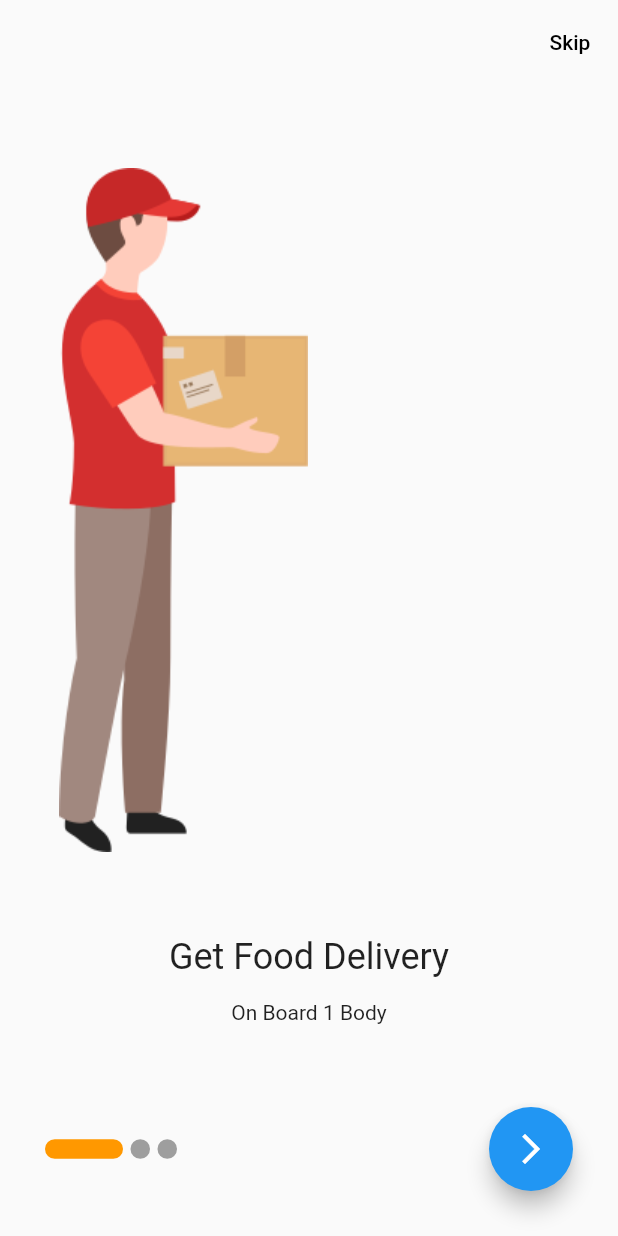
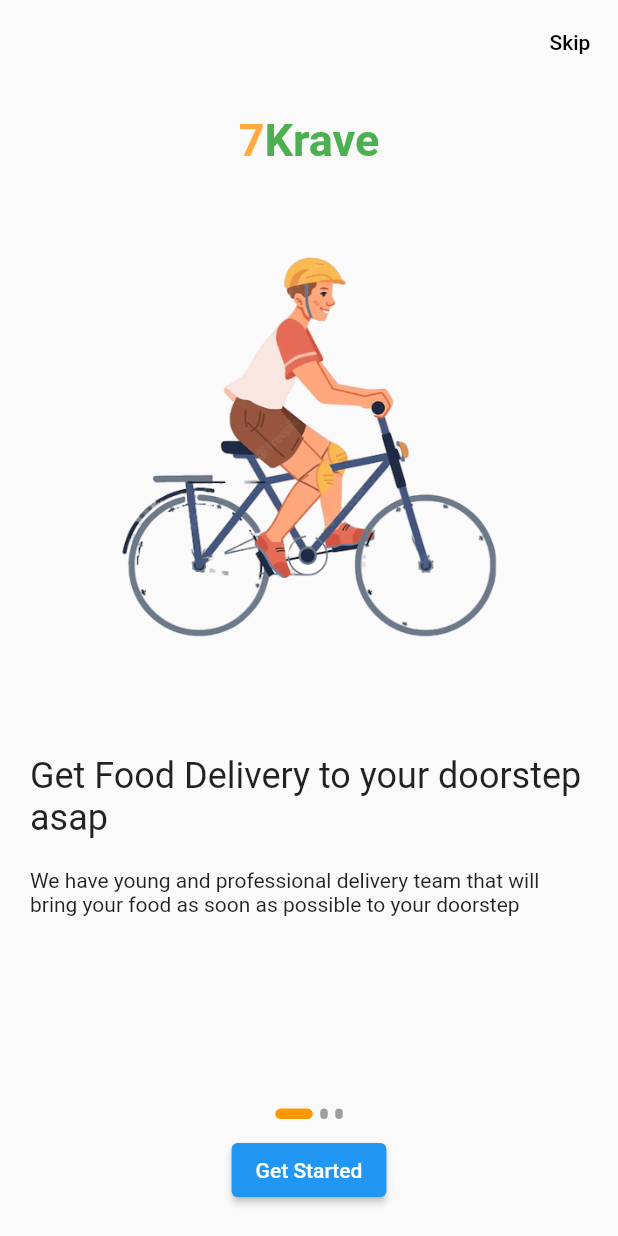
Before and after one commit to khaledbadr97/task1_alogriza, a Flutter app: the screen it shows after launch, on a phone screen of 412 x 824 dp. Run offline on Flutter 3.47's test engine with Material 2 defaults, Android fonts, the phone set to English and light mode, and no system bars; drawn by our look-alikes of smooth_page_indicator.

Commit message:
"second commit"

```diff
--- a/lib/components.dart
+++ b/lib/components.dart
@@ -3,38 +3,26 @@ import 'package:task1_algoriza/on_boarding_model.dart';
 
 Widget buildBoardingItem(BoardingModel model)
 => Column(
-  crossAxisAlignment: CrossAxisAlignment.start,
   children:
   [
-    Expanded(
-      child: Image(
+    Image(
       image: AssetImage('${model.image}'),
     ),
+    SizedBox(
+      height: 20,
     ),
-    SizedBox(
-      height: 30.0,
-    ),
-    Center(
-      child: Text(
+    Text(
       '${model.title}',
       style: TextStyle(
         fontSize: 24.0,
       ),
     ),
-    ),
-    SizedBox(
-      height: 15.0,
-    ),
-    Center(
-      child: Text(
+    SizedBox(height: 20,),
+    Text(
       '${model.body}',
       style: TextStyle(
         fontSize: 14.0,
       ),
-      ),
-    ),
-    SizedBox(
-      height: 15.0,
     ),
   ],
 );
--- a/lib/on_boarding_model.dart
+++ b/lib/on_boarding_model.dart
@@ -15,12 +15,12 @@ List<BoardingModel> boarding =
 [
   BoardingModel(
     image: 'assets/images/delivery.png',
-    title: 'Get Food Delivery',
-    body: 'On Board 1 Body',
+    title: 'Get Food Delivery to your doorstep asap',
+    body: 'We have young and professional delivery team that will bring your food as soon as possible to your doorstep',
   ),
   BoardingModel(
     image: 'assets/images/done.png',
-    title: 'On Board 2 Title',
+    title: 'Buy Any Food from your favourite restaurant',
     body: 'On Board 2 Body',
   ),
   BoardingModel(
--- a/lib/on_boarding_screen.dart
+++ b/lib/on_boarding_screen.dart
@@ -38,10 +38,32 @@ class _OnBoardingScreenState extends State<OnBoardingScreen>
         ],
       ),
       body: Padding(
-        padding: EdgeInsets.all(30.0),
+        padding: EdgeInsets.all(20.0),
         child: Column(
           children:
           [
+            Row(
+              mainAxisAlignment: MainAxisAlignment.center,
+              children:
+              [
+                Text(
+                  '7',
+                  style: TextStyle(
+                    color: Colors.orangeAccent,
+                    fontSize: 30,
+                    fontWeight: FontWeight.bold,
+                  ),
+                ),
+                Text(
+                  'Krave',
+                  style: TextStyle(
+                    color: Colors.green,
+                    fontSize: 30,
+                    fontWeight: FontWeight.bold,
+                  ),
+                ),
+              ],
+            ),
             Expanded(
               child: PageView.builder(
                 physics: BouncingScrollPhysics(),
@@ -67,26 +89,21 @@ class _OnBoardingScreenState extends State<OnBoardingScreen>
                 itemCount: boarding.length,
               ),
             ),
-            SizedBox(
-              height: 40.0,
-            ),
-            Row(
-              children:
-              [
             SmoothPageIndicator(
               controller: boardController,
               effect: ExpandingDotsEffect(
                 dotColor: Colors.grey,
                 activeDotColor: Colors.orange,
-                    dotHeight: 13,
-                    expansionFactor: 4,
-                    dotWidth: 13,
+                dotHeight: 7,
+                expansionFactor: 5,
+                dotWidth: 5,
                 spacing: 5.0,
               ),
               count: boarding.length,
             ),
-                Spacer(),
-                FloatingActionButton(
+
+            SizedBox(height: 10,),
+            ElevatedButton(
               onPressed: ()
               {
                 if(isLast)
@@ -103,11 +120,9 @@ class _OnBoardingScreenState extends State<OnBoardingScreen>
                   );
                 }
               },
-                  child: Icon(
-                    Icons.arrow_forward_ios,
+              child: Text(
+                'Get Started'
               ),
-                ),
-              ],
             ),
           ],
         ),
```
Also changed, not shown: assets/images/delivery.png. Lines whose indentation alone changed are shown as unchanged.
